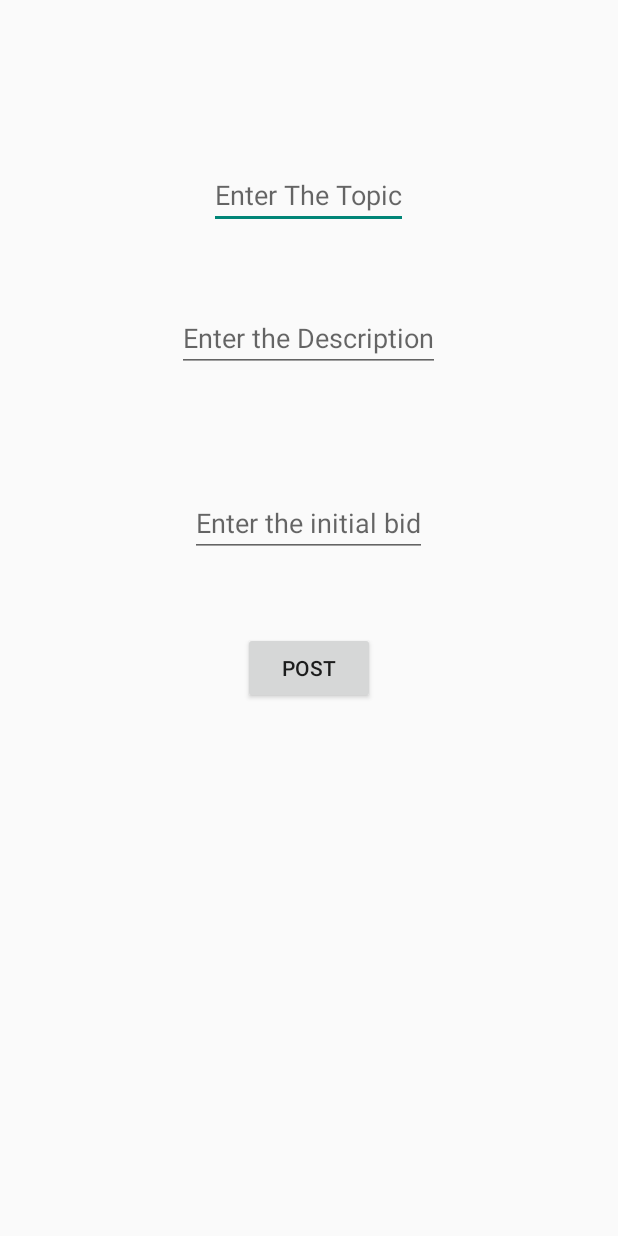
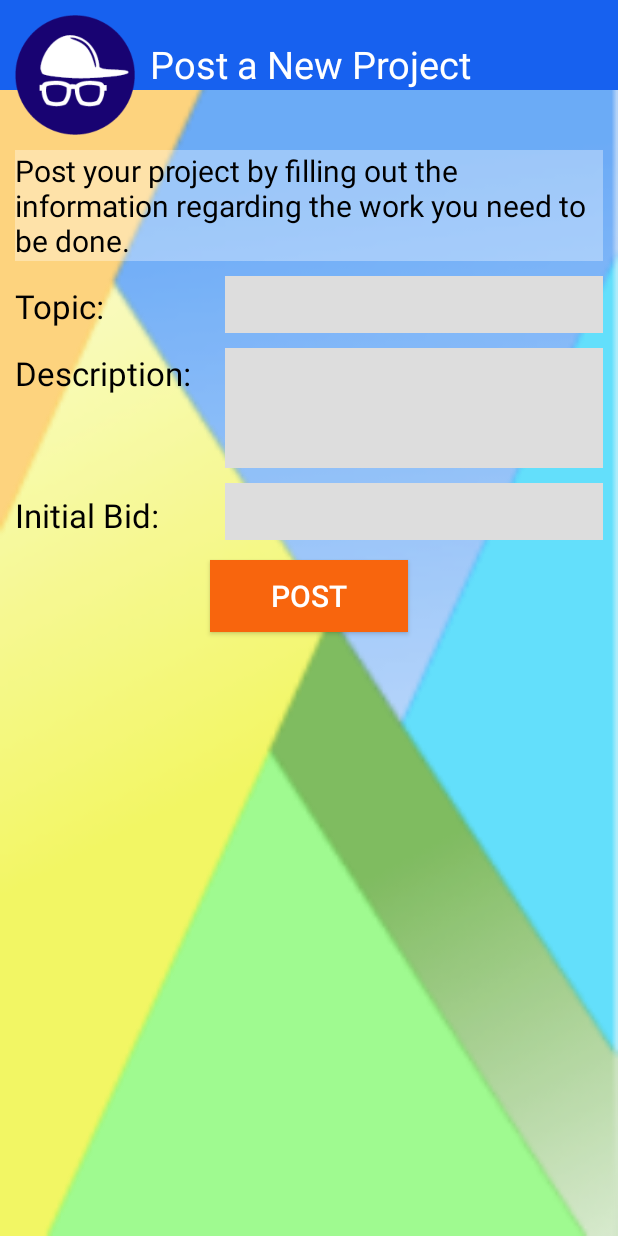
Before and after one commit to anshulshah96/CampusLancer, an Android app: the Hire screen opened directly, with no data from a screen before it, on a phone screen of 412 x 824 dp. Run offline under Robolectric (Android 15) with nearby library versions, the phone set to English and light mode, and no system bars.

Commit message:
Hire Page Designed...

```diff
--- a/app/src/main/res/layout/hire.xml
+++ b/app/src/main/res/layout/hire.xml
@@ -4,40 +4,150 @@
     android:layout_height="match_parent"
     android:weightSum="1">
 
+    <ImageView
+        android:layout_width="match_parent"
+        android:layout_height="match_parent"
+        android:background="@drawable/backgroundmain"
+        android:alpha="0.9" />
+
+    <TextView
+        android:id="@+id/Header"
+        android:layout_width="match_parent"
+        android:layout_height="60dp"
+        android:background="#1761ef"
+
+        android:paddingLeft="100dp"
+        android:paddingTop="25dp"
+        android:text="@string/HireHeading"
+        android:textSize="25sp"
+        android:textColor="#FFFFFF"/>
+
+    <ImageView
+        android:id="@+id/MainLogo"
+        android:background="@drawable/mainlogo"
+        android:layout_width="80dp"
+        android:layout_height="80dp"
+        android:layout_marginTop="10dp"
+        android:layout_marginLeft="10dp"/>
+
+    <TextView
+        android:id="@+id/HireInfo"
+        android:layout_width="fill_parent"
+        android:layout_height="wrap_content"
+        android:layout_below="@id/MainLogo"
+        android:background="#55FFFFFF"
+
+        android:layout_margin="10dp"
+
+        android:text="@string/HireInfo"
+        android:textSize="20sp"
+        android:textColor="#000000" />
+
+    <TextView
+        android:id="@+id/Topic"
+        android:layout_width="120dp"
+        android:layout_height="wrap_content"
+        android:layout_below="@id/HireInfo"
+
+        android:layout_marginTop="5dp"
+        android:layout_marginLeft="10dp"
+        android:layout_marginRight="10dp"
+
+        android:text="@string/HireTopic"
+        android:textSize="22sp"
+        android:textColor="#000000" />
 
     <EditText
-        android:layout_width="wrap_content"
+        android:id="@+id/TopicField"
+        android:layout_width="match_parent"
         android:layout_height="wrap_content"
-        android:id="@+id/topic"
-        android:hint="Enter The Topic"
-        android:layout_alignParentTop="true"
-        android:layout_centerHorizontal="true"
-        android:layout_marginTop="107dp" />
+        android:layout_below="@id/HireInfo"
+        android:layout_toRightOf="@id/Topic"
+        android:layout_alignParentRight="true"
+
+        android:layout_marginLeft="10dp"
+        android:layout_marginRight="10dp"
+
+        android:padding="5sp"
+        android:inputType="text"
+        android:textSize="20sp"
+        android:background="#DDDDDD" />
+
+    <TextView
+        android:id="@+id/Description"
+        android:layout_width="120dp"
+        android:layout_height="wrap_content"
+        android:layout_below="@id/Topic"
+
+        android:layout_marginTop="15dp"
+        android:layout_marginLeft="10dp"
+        android:layout_marginRight="10dp"
+
+        android:text="@string/HireDescription"
+        android:textSize="22sp"
+        android:textColor="#000000" />
 
     <EditText
-        android:layout_width="wrap_content"
+        android:id="@+id/DescriptionField"
+        android:layout_width="280dp"
+        android:layout_height="80dp"
+        android:layout_below="@+id/TopicField"
+        android:layout_toRightOf="@id/Description"
+
+        android:layout_marginTop="10dp"
+        android:layout_marginLeft="10dp"
+        android:layout_marginRight="10dp"
+
+        android:padding="5sp"
+        android:inputType="textMultiLine"
+        android:textSize="20sp"
+        android:background="#DDDDDD" />
+
+    <TextView
+        android:id="@+id/InitialBid"
+        android:layout_width="120dp"
         android:layout_height="wrap_content"
-        android:id="@+id/description"
-        android:hint="Enter the Description"
-        android:layout_below="@+id/topic"
-        android:layout_centerHorizontal="true"
-        android:layout_marginTop="50dp" />
+        android:layout_below="@id/Description"
+
+        android:layout_marginTop="65dp"
+        android:layout_marginLeft="10dp"
+        android:layout_marginRight="10dp"
+
+        android:text="@string/HireInitialBid"
+        android:textSize="22sp"
+        android:textColor="#000000" />
 
     <EditText
-        android:layout_width="wrap_content"
+        android:id="@+id/InitialBidField"
+        android:layout_width="280dp"
         android:layout_height="wrap_content"
-        android:id="@+id/bid"
-        android:hint="Enter the initial bid"
-        android:layout_marginTop="78dp"
-        android:layout_below="@+id/description"
-        android:layout_centerHorizontal="true" />
+        android:layout_below="@id/DescriptionField"
+        android:layout_toRightOf="@id/InitialBid"
+        android:layout_alignParentRight="true"
+
+        android:layout_marginTop="10dp"
+        android:layout_marginLeft="10dp"
+        android:layout_marginRight="10dp"
+
+        android:padding="5sp"
+        android:inputType="text"
+        android:textSize="20sp"
+        android:background="#DDDDDD" />
 
     <Button
-        android:layout_width="wrap_content"
+        android:id="@+id/HirePost"
+        android:layout_width="fill_parent"
         android:layout_height="wrap_content"
-        android:text="Post"
-        android:id="@+id/post"
-        android:layout_marginTop="50dp"
-        android:layout_below="@+id/bid"
-        android:layout_centerHorizontal="true" />
+        android:layout_below="@id/InitialBid"
+        android:text="@string/HirePost"
+
+        android:layout_marginLeft="140dp"
+        android:layout_marginRight="140dp"
+        android:layout_marginTop="15dp"
+        android:layout_marginBottom="10dp"
+
+        android:textSize="20sp"
+        android:textColor="#FFFFFF"
+        android:background="#F8650D" />
+
 </RelativeLayout>
--- a/app/src/main/res/values/strings.xml
+++ b/app/src/main/res/values/strings.xml
@@ -12,9 +12,14 @@
     <string name="SignupBtn">Sign Up</string>
     <string name="LogoutBtn">Log Out</string>
     <string name="Welcome">Welcome!</string>
-    <string name="title_activity_signup">SignupActivity</string>
     <string name="SignUpBoost">Don\'t have an account? Sign Up for free!</string>
     <string name="Heading">Campus Lancer</string>
     <string name="SignUpDescription">Sign Up as a New User for free!</string>
 
+    <string name="HireHeading">Post a New Project</string>
+    <string name="HireInfo">Post your project by filling out the information regarding the work you need to be done.</string>
+    <string name="HireTopic">Topic:</string>
+    <string name="HireDescription">Description:</string>
+    <string name="HireInitialBid">Initial Bid:</string>
+    <string name="HirePost">POST</string>
 </resources>
```
